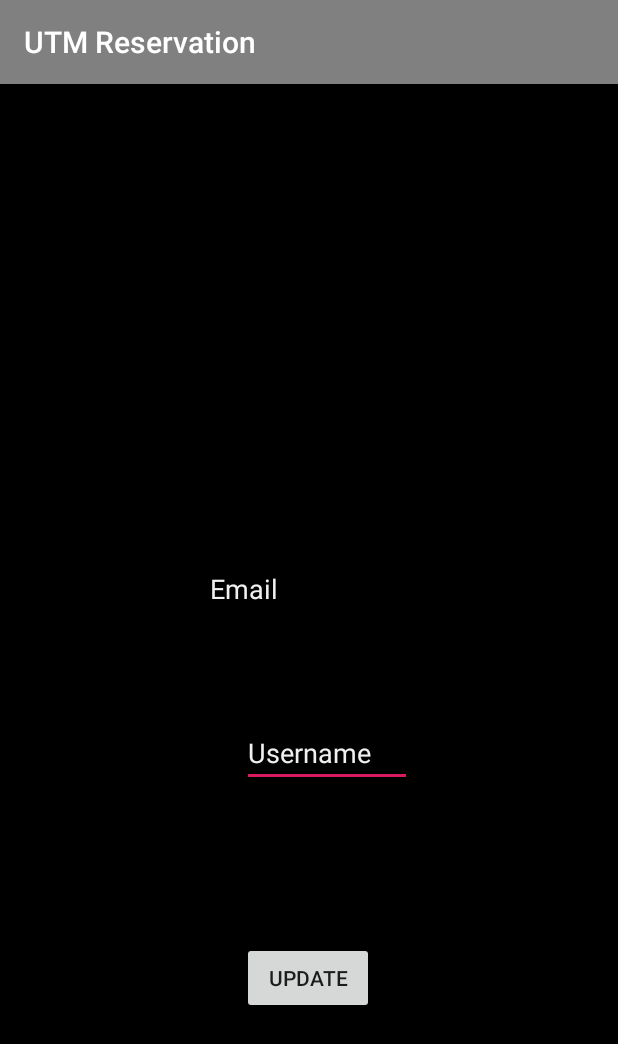
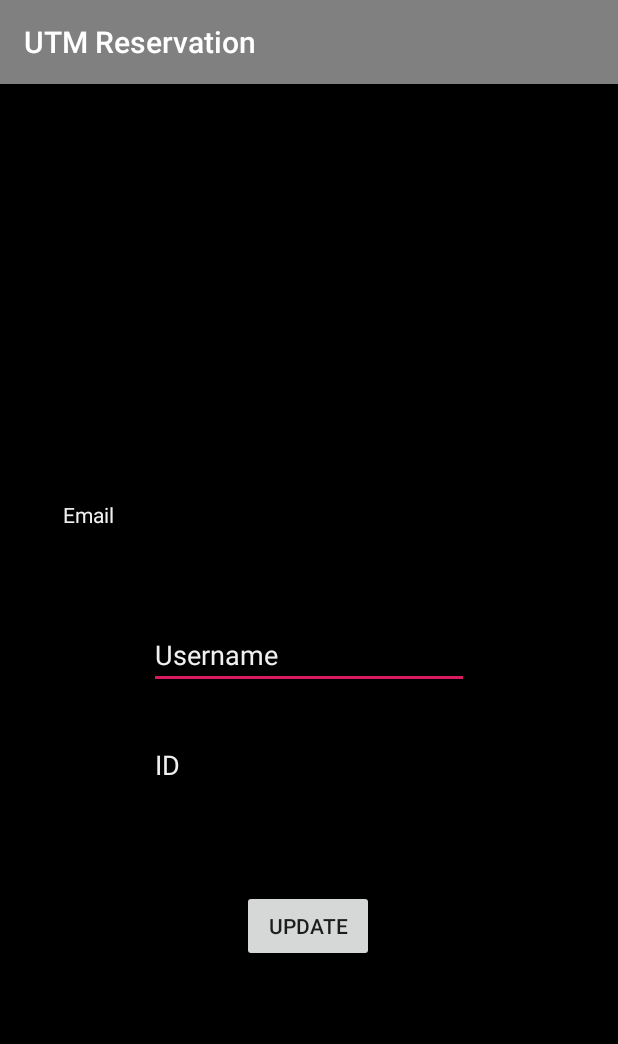
Before and after one commit to sham44/utmreservationapp, an Android app: the UpdateProfile screen opened directly, with no data from a screen before it, on a phone screen of 412 x 824 dp. Shown: the top 1044 px of the screen. Run offline under Robolectric (Android 15) with nearby library versions, the phone set to English and light mode, and no system bars; our stand-ins replace Firebase (no records; nobody signed in at launch, a user with empty details on screens opened directly); 3 statements that could not run were skipped.

Commit message:
PROFILE PAGE & UPDATE PROFILE PAGE FIXED

```diff
--- a/LoginDemo/LoginDemo/app/src/main/java/com/example/utmreserve/UpdateProfile.java
+++ b/LoginDemo/LoginDemo/app/src/main/java/com/example/utmreserve/UpdateProfile.java
@@ -35,7 +35,7 @@ import java.io.IOException;
 
 public class UpdateProfile extends AppCompatActivity {
 
-    private EditText newUserName;
+    private EditText newUserName, newUserID;
     private TextView newUserEmail;
     private Button save;
     private FirebaseAuth firebaseAuth;
@@ -65,7 +65,8 @@ public class UpdateProfile extends AppCompatActivity {
         setContentView(R.layout.activity_update_profile);
 
         newUserName = findViewById(R.id.etNameUpdate);
-        newUserEmail=findViewById(R.id.etEmailUpdate);
+        newUserEmail = findViewById(R.id.etEmailUpdate);
+        newUserID = findViewById(R.id.etIDUpdate);
         save = findViewById(R.id.btnSave);
         updateProfilePic = findViewById(R.id.ivProfileUpdate);
 
@@ -118,7 +119,7 @@ public class UpdateProfile extends AppCompatActivity {
                 UserProfile userProfile = dataSnapshot.getValue(UserProfile.class);
                 newUserName.setText(userProfile.getUserName());
                 newUserEmail.setText(userProfile.getUserEmail());
-
+                newUserID.setText(userProfile.getUserID());
             }
 
             @Override
@@ -131,9 +132,9 @@ public class UpdateProfile extends AppCompatActivity {
             public void onClick(View view) {
                 String name = newUserName.getText().toString();
                 String email = newUserEmail.getText().toString();
+                String id = newUserID.getText().toString();
 
-
-                UserProfile userProfile = new UserProfile(email, name);
+                UserProfile userProfile = new UserProfile(email, name, id);
                 databaseReference.setValue(userProfile);
 
                 StorageReference imageReference = storageReference.child(firebaseAuth.getUid()).child("Images").child("Profile Pic");
--- a/LoginDemo/LoginDemo/app/src/main/res/layout/activity_update_profile.xml
+++ b/LoginDemo/LoginDemo/app/src/main/res/layout/activity_update_profile.xml
@@ -9,8 +9,8 @@
 
     <EditText
         android:id="@+id/etNameUpdate"
-        android:layout_width="113dp"
-        android:layout_height="41dp"
+        android:layout_width="wrap_content"
+        android:layout_height="wrap_content"
         android:ems="10"
         android:hint="Username"
         android:inputType="textPersonName"
@@ -18,37 +18,52 @@
         android:textColorHint="#F0FFFFFF"
         app:layout_constraintBottom_toBottomOf="parent"
         app:layout_constraintEnd_toEndOf="parent"
-        app:layout_constraintHorizontal_bias="0.54"
         app:layout_constraintStart_toStartOf="parent"
         app:layout_constraintTop_toBottomOf="@+id/etEmailUpdate"
-        app:layout_constraintVertical_bias="0.183" />
+        app:layout_constraintVertical_bias="0.086" />
 
     <TextView
         android:id="@+id/etEmailUpdate"
-        android:layout_width="256dp"
-        android:layout_height="36dp"
+        android:layout_width="325dp"
+        android:layout_height="46dp"
         android:ems="10"
         android:hint="Email"
         android:textColor="#EEFFFFFF"
         android:textColorHint="#F0FFFFFF"
-        android:textSize="18sp"
         app:layout_constraintBottom_toBottomOf="parent"
         app:layout_constraintEnd_toEndOf="parent"
-        app:layout_constraintHorizontal_bias="0.896"
+        app:layout_constraintHorizontal_bias="0.481"
         app:layout_constraintStart_toStartOf="parent"
         app:layout_constraintTop_toBottomOf="@+id/ivProfileUpdate"
-        app:layout_constraintVertical_bias="0.147" />
+        app:layout_constraintVertical_bias="0.051" />
+
+    <EditText
+        android:id="@+id/etIDUpdate"
+        android:layout_width="wrap_content"
+        android:layout_height="wrap_content"
+        android:layout_marginTop="28dp"
+        android:ems="10"
+        android:hint="ID"
+        android:inputType="textPersonName"
+        android:textColor="#EEFFFFFF"
+        android:textColorHint="#F0FFFFFF"
+        app:layout_constraintBottom_toBottomOf="parent"
+        app:layout_constraintEnd_toEndOf="parent"
+        app:layout_constraintStart_toStartOf="parent"
+        app:layout_constraintTop_toBottomOf="@+id/etNameUpdate"
+        app:layout_constraintVertical_bias="0.0" />
 
     <Button
         android:id="@+id/btnSave"
         android:layout_width="wrap_content"
         android:layout_height="wrap_content"
-        android:layout_marginBottom="148dp"
         android:text="UPDATE"
         app:layout_constraintBottom_toBottomOf="parent"
         app:layout_constraintEnd_toEndOf="parent"
         app:layout_constraintHorizontal_bias="0.498"
-        app:layout_constraintStart_toStartOf="parent" />
+        app:layout_constraintStart_toStartOf="parent"
+        app:layout_constraintTop_toBottomOf="@+id/etIDUpdate"
+        app:layout_constraintVertical_bias="0.25" />
 
     <ImageView
         android:id="@+id/ivProfileUpdate"
```
Also changed, not shown: LoginDemo/LoginDemo/app/src/main/java/com/example/utmreserve/ProfileActivity.java (+4 -4 lines), LoginDemo/LoginDemo/app/src/main/res/layout/activity_profile.xml (+13 -14 lines).
